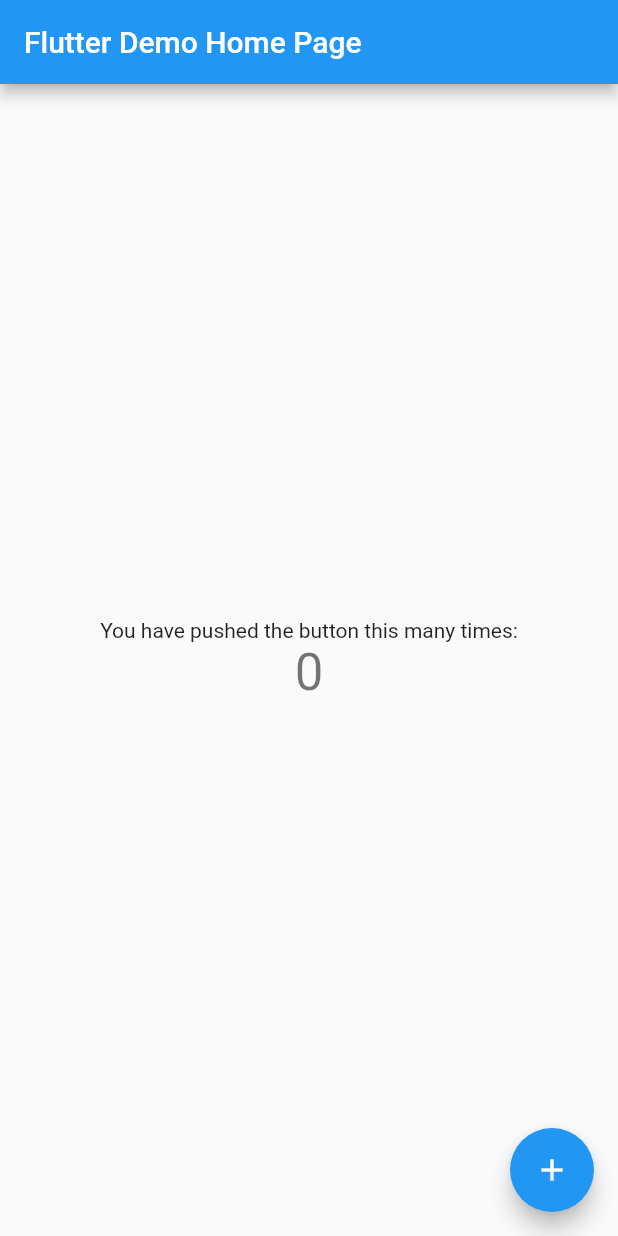
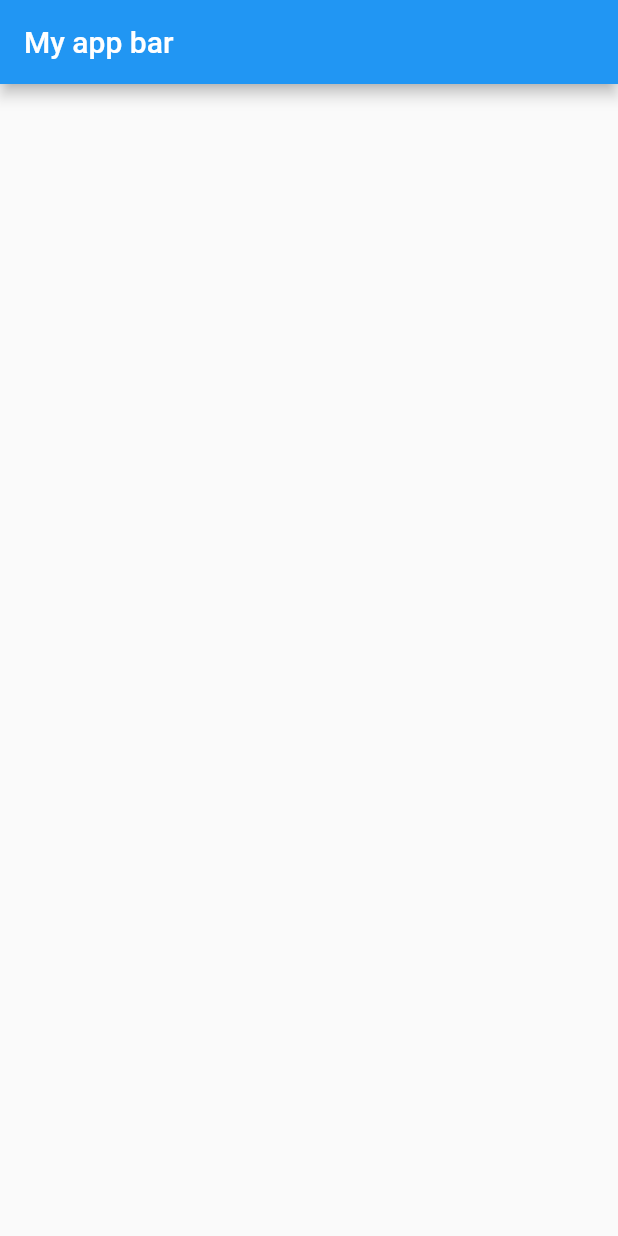
Before and after one commit to alichur/flutter_demo, a Flutter app: the screen it shows after launch, on a phone screen of 412 x 824 dp. Run offline on Flutter 3.47's test engine with Material 2 defaults, Android fonts, the phone set to English and light mode, and no system bars.

Commit message:
Add app bar

```diff
--- a/lib/main.dart
+++ b/lib/main.dart
@@ -1,4 +1,5 @@
 import 'package:flutter/material.dart';
+import 'package:flutter_demo/screens/overview.dart';
 
 void main() => runApp(MyApp());
 
@@ -10,7 +11,7 @@ class MyApp extends StatelessWidget {
       theme: ThemeData(
         primarySwatch: Colors.blue,
       ),
-      home: MyHomePage(title: 'Flutter Demo Home Page'),
+      home: OverviewScreen(),
     );
   }
 }
--- /dev/null
+++ b/lib/screens/overview.dart
@@ -0,0 +1,10 @@
+import 'package:flutter/material.dart';
+
+class OverviewScreen extends StatelessWidget {
+
+  Widget build(BuildContext context) {
+    return Scaffold(
+      appBar: AppBar(title: Text("My app bar")),
+    );
+  }
+}
```
